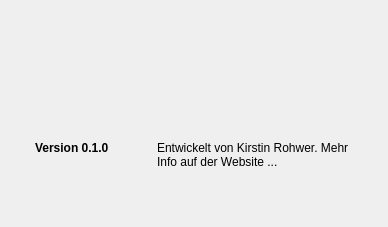
flauschzelle/tailors-assistant, file tailors_assistant/aboutdialog.ui: the form before one commit.
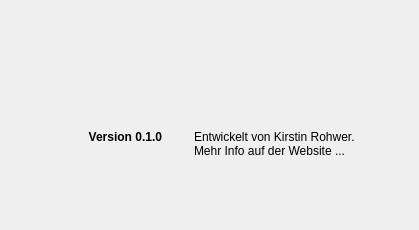
The form after the commit. Icons and pictures are not drawn.

Commit message: minor changes to the size and layout of the about dialog

Patch:
```diff
--- a/tailors_assistant/aboutdialog.ui
+++ b/tailors_assistant/aboutdialog.ui
@@ -6,10 +6,16 @@
    <rect>
     <x>0</x>
     <y>0</y>
-    <width>388</width>
-    <height>227</height>
+    <width>419</width>
+    <height>230</height>
    </rect>
   </property>
+  <property name="sizePolicy">
+   <sizepolicy hsizetype="Preferred" vsizetype="Preferred">
+    <horstretch>0</horstretch>
+    <verstretch>0</verstretch>
+   </sizepolicy>
+  </property>
   <property name="windowTitle">
    <string>Tailor's Assistant</string>
   </property>
@@ -26,18 +32,21 @@
      <property name="pixmap">
       <pixmap resource="resources.qrc">:/resources/tailors-assistant-black-outlines-with-text-as-path.svg</pixmap>
      </property>
+     <property name="alignment">
+      <set>Qt::AlignCenter</set>
+     </property>
     </widget>
    </item>
    <item>
-    <layout class="QHBoxLayout" name="horizontalLayout" stretch="1,2">
+    <layout class="QHBoxLayout" name="horizontalLayout" stretch="2,3">
      <property name="spacing">
-      <number>24</number>
+      <number>32</number>
      </property>
      <property name="leftMargin">
       <number>24</number>
      </property>
      <property name="topMargin">
-      <number>24</number>
+      <number>12</number>
      </property>
      <property name="rightMargin">
       <number>24</number>
@@ -57,7 +66,7 @@
         <string>Version 0.1.0</string>
        </property>
        <property name="alignment">
-        <set>Qt::AlignLeading|Qt::AlignLeft|Qt::AlignTop</set>
+        <set>Qt::AlignRight|Qt::AlignTop|Qt::AlignTrailing</set>
        </property>
       </widget>
      </item>
```
The commit also changes 1 other file.
